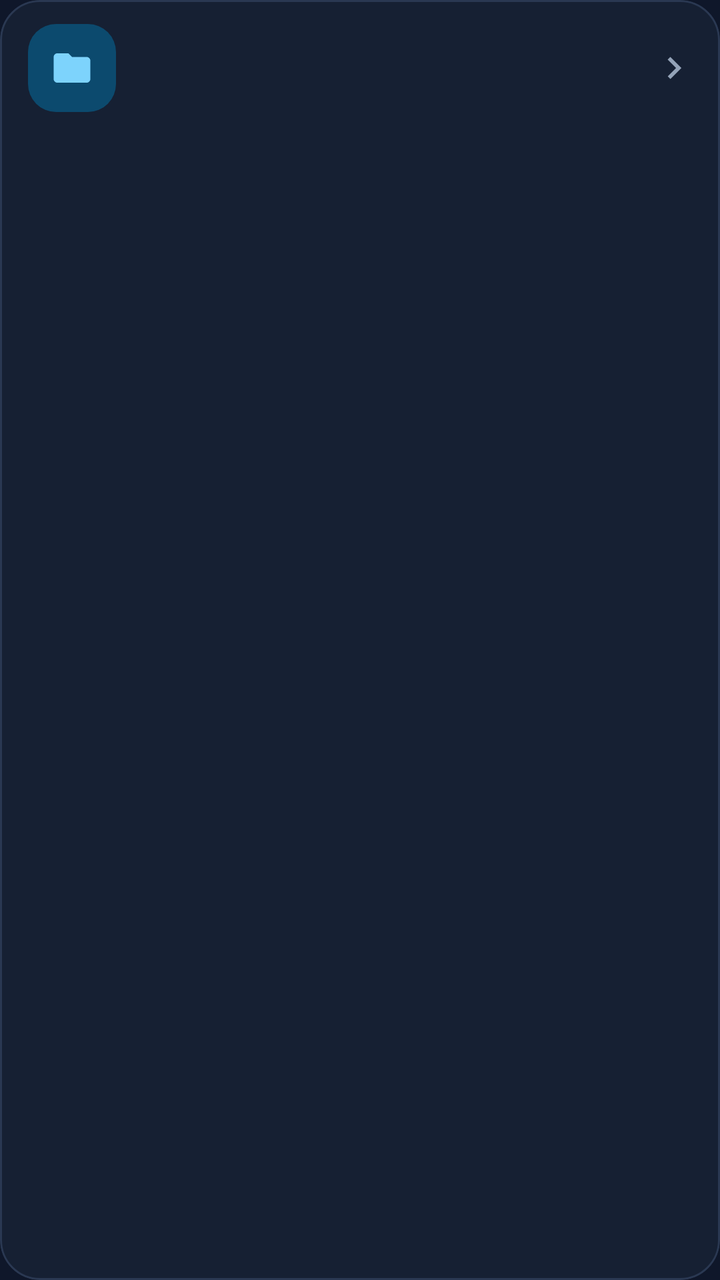
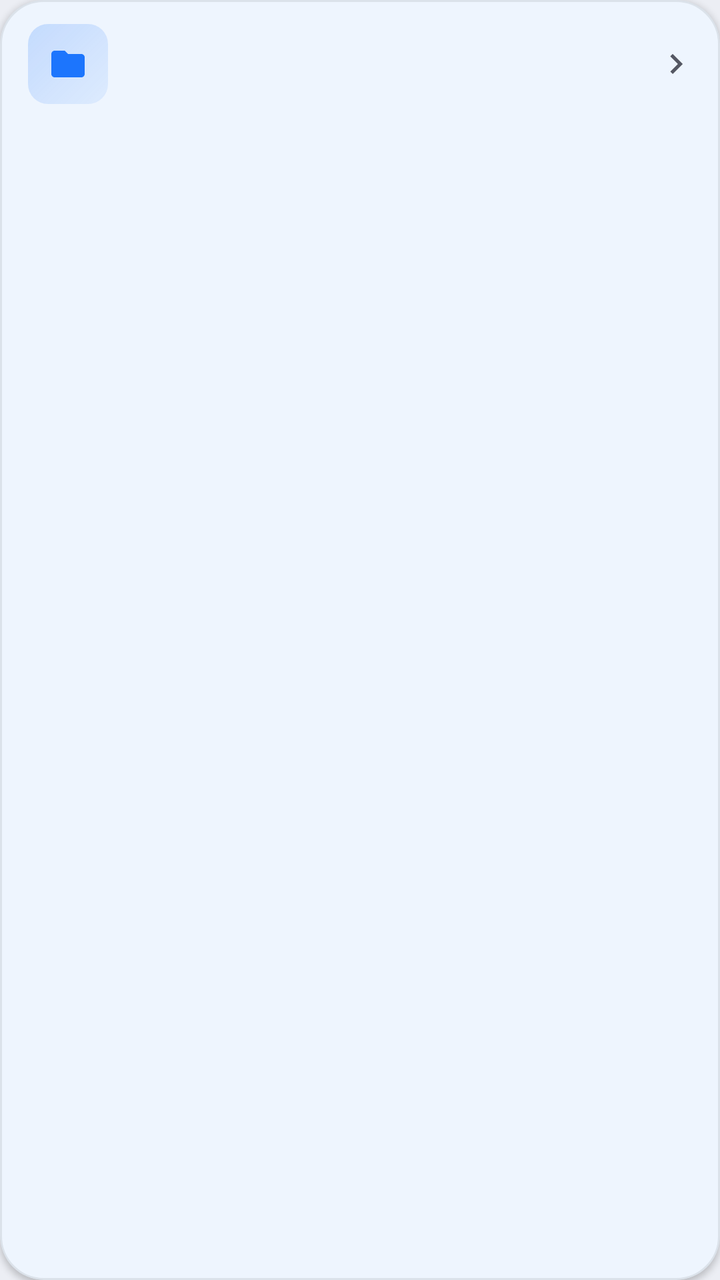

The first picture is an Android layout as it rendered before a commit; the second is the same layout after the commit. The layout source and the unified diff follow.
<!-- AndroidManifest.xml: application theme Theme.SDR2HDR -->
<!-- res/layout/item_folder.xml -->
<?xml version="1.0" encoding="utf-8"?>
<com.google.android.material.card.MaterialCardView xmlns:android="http://schemas.android.com/apk/res/android"
    xmlns:app="http://schemas.android.com/apk/res-auto"
    style="@style/Widget.SDR2HDR.Card"
    android:layout_width="match_parent"
    android:layout_height="wrap_content"
    android:layout_marginTop="8dp"
    android:clickable="true"
    android:focusable="true">

    <LinearLayout
        android:layout_width="match_parent"
        android:layout_height="wrap_content"
        android:gravity="center_vertical"
        android:orientation="horizontal"
        android:paddingStart="14dp"
        android:paddingTop="12dp"
        android:paddingEnd="12dp"
        android:paddingBottom="12dp">

        <FrameLayout
            android:layout_width="44dp"
            android:layout_height="44dp"
            android:background="@drawable/bg_icon_tile">

            <ImageView
                android:layout_width="22dp"
                android:layout_height="22dp"
                android:layout_gravity="center"
                android:contentDescription="@null"
                android:src="@drawable/ic_folder"
                android:tint="@color/cyan_light" />
        </FrameLayout>

        <LinearLayout
            android:layout_width="0dp"
            android:layout_height="wrap_content"
            android:layout_marginStart="14dp"
            android:layout_weight="1"
            android:orientation="vertical">

            <TextView
                android:id="@+id/text_folder"
                android:layout_width="match_parent"
                android:layout_height="wrap_content"
                android:ellipsize="end"
                android:maxLines="1"
                android:textColor="@color/white"
                android:textSize="15sp"
                android:textStyle="bold" />

            <TextView
                android:id="@+id/text_count"
                android:layout_width="match_parent"
                android:layout_height="wrap_content"
                android:layout_marginTop="2dp"
                android:textColor="@color/gray"
                android:textSize="12sp" />
        </LinearLayout>

        <ImageView
            android:layout_width="22dp"
            android:layout_height="22dp"
            android:contentDescription="@null"
            android:src="@drawable/ic_chevron_right"
            android:tint="@color/gray" />
    </LinearLayout>
</com.google.android.material.card.MaterialCardView>
<!-- resources referenced by this layout -->
<resources>
  <color name="cyan_light">#7DD3FC</color>
  <color name="gray">#94A3B8</color>
  <color name="white">#F8FAFC</color>
  <!-- drawable bg_icon_tile (drawable) -->
  <?xml version="1.0" encoding="utf-8"?>
  <shape xmlns:android="http://schemas.android.com/apk/res/android" android:shape="rectangle">
      <solid android:color="@color/primary_container" />
      <corners android:radius="14dp" />
  </shape>
  <!-- drawable ic_chevron_right (drawable) -->
  <?xml version="1.0" encoding="utf-8"?>
  <vector xmlns:android="http://schemas.android.com/apk/res/android"
      android:width="24dp"
      android:height="24dp"
      android:viewportWidth="24"
      android:viewportHeight="24">
      <path
          android:fillColor="#FFFFFFFF"
          android:pathData="M10,6L8.59,7.41 13.17,12l-4.58,4.59L10,18l6,-6z" />
  </vector>
  <!-- drawable ic_folder (drawable) -->
  <?xml version="1.0" encoding="utf-8"?>
  <vector xmlns:android="http://schemas.android.com/apk/res/android"
      android:width="24dp"
      android:height="24dp"
      android:viewportWidth="24"
      android:viewportHeight="24">
      <path
          android:fillColor="#FFFFFFFF"
          android:pathData="M10,4H4c-1.1,0 -1.99,0.9 -1.99,2L2,18c0,1.1 0.9,2 2,2h16c1.1,0 2,-0.9 2,-2V8c0,-1.1 -0.9,-2 -2,-2h-8l-2,-2z" />
  </vector>
  <style name="Widget.SDR2HDR.Card" parent="Widget.Material3.CardView.Filled">
          <item name="cardBackgroundColor">@color/card_bg</item>
          <item name="cardCornerRadius">20dp</item>
          <item name="cardElevation">0dp</item>
          <item name="strokeColor">@color/outline</item>
          <item name="strokeWidth">1dp</item>
          <item name="rippleColor">@color/ripple</item>
      </style>
  <style name="Theme.SDR2HDR" parent="Theme.Material3.Dark.NoActionBar">
          <item name="colorPrimary">@color/cyan</item>
          <item name="colorOnPrimary">@color/bg_dark</item>
          <item name="colorPrimaryContainer">@color/primary_container</item>
          <item name="colorOnPrimaryContainer">@color/cyan_light</item>
          <item name="colorSecondary">@color/yellow</item>
          <item name="colorOnSecondary">@color/bg_dark</item>
          <item name="colorSecondaryContainer">@color/primary_container</item>
          <item name="colorOnSecondaryContainer">@color/cyan_light</item>
          <item name="colorTertiary">@color/green</item>
          <item name="colorError">@color/alert</item>
          <item name="colorErrorContainer">@color/alert_container</item>
          <item name="colorOnErrorContainer">@color/alert_light</item>
          <item name="colorSurface">@color/bg_dark</item>
          <item name="colorOnSurface">@color/white</item>
          <item name="colorSurfaceVariant">@color/bg_panel</item>
          <item name="colorOnSurfaceVariant">@color/gray</item>
          <item name="colorOutline">@color/outline</item>
          <item name="colorOutlineVariant">@color/outline</item>
          <item name="android:windowBackground">@color/bg_dark</item>
          <item name="android:statusBarColor">@color/bg_dark</item>
          <item name="android:navigationBarColor">@color/bg_dark</item>
          <item name="android:textColorHint">@color/gray</item>
      </style>
  <color name="primary_container">#0C4A6E</color>
  <color name="card_bg">#162033</color>
  <color name="outline">#2A3852</color>
  <color name="ripple">#3338BDF8</color>
  <color name="cyan">#38BDF8</color>
  <color name="bg_dark">#0F172A</color>
  <color name="yellow">#FACC15</color>
  <color name="green">#4ADE80</color>
  <color name="alert">#F43F5E</color>
  <color name="alert_container">#4C1224</color>
  <color name="alert_light">#FDA4AF</color>
  <color name="bg_panel">#1E293B</color>
</resources>

<!-- the commit's change to res/layout/item_folder.xml (unified diff, before → after) -->
@@ -1,6 +1,5 @@
 <?xml version="1.0" encoding="utf-8"?>
 <com.google.android.material.card.MaterialCardView xmlns:android="http://schemas.android.com/apk/res/android"
-    xmlns:app="http://schemas.android.com/apk/res-auto"
     style="@style/Widget.SDR2HDR.Card"
     android:layout_width="match_parent"
     android:layout_height="wrap_content"
@@ -19,23 +18,23 @@
         android:paddingBottom="12dp">
 
         <FrameLayout
-            android:layout_width="44dp"
-            android:layout_height="44dp"
+            android:layout_width="40dp"
+            android:layout_height="40dp"
             android:background="@drawable/bg_icon_tile">
 
             <ImageView
-                android:layout_width="22dp"
-                android:layout_height="22dp"
+                android:layout_width="20dp"
+                android:layout_height="20dp"
                 android:layout_gravity="center"
                 android:contentDescription="@null"
                 android:src="@drawable/ic_folder"
-                android:tint="@color/cyan_light" />
+                android:tint="@color/blue" />
         </FrameLayout>
 
         <LinearLayout
             android:layout_width="0dp"
             android:layout_height="wrap_content"
-            android:layout_marginStart="14dp"
+            android:layout_marginStart="12dp"
             android:layout_weight="1"
             android:orientation="vertical">
 
@@ -44,25 +43,25 @@
                 android:layout_width="match_parent"
                 android:layout_height="wrap_content"
                 android:ellipsize="end"
+                android:fontFamily="sans-serif-medium"
                 android:maxLines="1"
-                android:textColor="@color/white"
-                android:textSize="15sp"
-                android:textStyle="bold" />
+                android:textColor="@color/text"
+                android:textSize="14sp" />
 
             <TextView
                 android:id="@+id/text_count"
+                style="@style/Text.MonoDim"
                 android:layout_width="match_parent"
                 android:layout_height="wrap_content"
                 android:layout_marginTop="2dp"
-                android:textColor="@color/gray"
-                android:textSize="12sp" />
+                android:textSize="11sp" />
         </LinearLayout>
 
         <ImageView
-            android:layout_width="22dp"
-            android:layout_height="22dp"
+            android:layout_width="20dp"
+            android:layout_height="20dp"
             android:contentDescription="@null"
             android:src="@drawable/ic_chevron_right"
-            android:tint="@color/gray" />
+            android:tint="@color/text_dim" />
     </LinearLayout>
 </com.google.android.material.card.MaterialCardView>
<!-- resource entries referenced after the edit -->
@@ -1,13 +1,17 @@
 <!-- resources referenced by this layout -->
 <resources>
-  <color name="cyan_light">#7DD3FC</color>
-  <color name="gray">#94A3B8</color>
-  <color name="white">#F8FAFC</color>
+  <color name="blue">#1C75FD</color>
+  <color name="text">#111116</color>
+  <color name="text_dim">#545763</color>
+  <color name="white">#FFFFFF</color>
   <!-- drawable bg_icon_tile (drawable) -->
   <?xml version="1.0" encoding="utf-8"?>
   <shape xmlns:android="http://schemas.android.com/apk/res/android" android:shape="rectangle">
-      <solid android:color="@color/primary_container" />
-      <corners android:radius="14dp" />
+      <gradient
+          android:angle="315"
+          android:endColor="#141C75FD"
+          android:startColor="#331C75FD" />
+      <corners android:radius="10dp" />
   </shape>
   <!-- drawable ic_chevron_right (drawable) -->
   <?xml version="1.0" encoding="utf-8"?>
@@ -31,49 +35,51 @@
           android:fillColor="#FFFFFFFF"
           android:pathData="M10,4H4c-1.1,0 -1.99,0.9 -1.99,2L2,18c0,1.1 0.9,2 2,2h16c1.1,0 2,-0.9 2,-2V8c0,-1.1 -0.9,-2 -2,-2h-8l-2,-2z" />
   </vector>
+  <style name="Text.MonoDim" parent="">
+          <item name="android:fontFamily">@font/dm_mono_regular</item>
+          <item name="android:textColor">@color/text_dim</item>
+      </style>
   <style name="Widget.SDR2HDR.Card" parent="Widget.Material3.CardView.Filled">
-          <item name="cardBackgroundColor">@color/card_bg</item>
-          <item name="cardCornerRadius">20dp</item>
-          <item name="cardElevation">0dp</item>
-          <item name="strokeColor">@color/outline</item>
+          <item name="cardBackgroundColor">@color/surface</item>
+          <item name="cardCornerRadius">22dp</item>
+          <item name="cardElevation">2dp</item>
+          <item name="strokeColor">@color/border</item>
           <item name="strokeWidth">1dp</item>
-          <item name="rippleColor">@color/ripple</item>
+          <item name="rippleColor">@color/blue_light</item>
       </style>
-  <style name="Theme.SDR2HDR" parent="Theme.Material3.Dark.NoActionBar">
-          <item name="colorPrimary">@color/cyan</item>
-          <item name="colorOnPrimary">@color/bg_dark</item>
-          <item name="colorPrimaryContainer">@color/primary_container</item>
-          <item name="colorOnPrimaryContainer">@color/cyan_light</item>
-          <item name="colorSecondary">@color/yellow</item>
-          <item name="colorOnSecondary">@color/bg_dark</item>
-          <item name="colorSecondaryContainer">@color/primary_container</item>
-          <item name="colorOnSecondaryContainer">@color/cyan_light</item>
+  <style name="Theme.SDR2HDR" parent="Theme.Material3.DayNight.NoActionBar">
+          <item name="colorPrimary">@color/blue</item>
+          <item name="colorOnPrimary">@color/white</item>
+          <item name="colorPrimaryContainer">@color/blue_light</item>
+          <item name="colorOnPrimaryContainer">@color/blue</item>
+          <item name="colorSecondary">@color/blue</item>
+          <item name="colorOnSecondary">@color/white</item>
+          <item name="colorSecondaryContainer">@color/blue_light</item>
+          <item name="colorOnSecondaryContainer">@color/blue</item>
           <item name="colorTertiary">@color/green</item>
-          <item name="colorError">@color/alert</item>
-          <item name="colorErrorContainer">@color/alert_container</item>
-          <item name="colorOnErrorContainer">@color/alert_light</item>
-          <item name="colorSurface">@color/bg_dark</item>
-          <item name="colorOnSurface">@color/white</item>
-          <item name="colorSurfaceVariant">@color/bg_panel</item>
-          <item name="colorOnSurfaceVariant">@color/gray</item>
-          <item name="colorOutline">@color/outline</item>
-          <item name="colorOutlineVariant">@color/outline</item>
-          <item name="android:windowBackground">@color/bg_dark</item>
-          <item name="android:statusBarColor">@color/bg_dark</item>
-          <item name="android:navigationBarColor">@color/bg_dark</item>
-          <item name="android:textColorHint">@color/gray</item>
+          <item name="colorError">@color/red</item>
+          <item name="colorSurface">@color/surface</item>
+          <item name="colorOnSurface">@color/text</item>
+          <item name="colorSurfaceVariant">@color/surface2</item>
+          <item name="colorOnSurfaceVariant">@color/text_dim</item>
+          <item name="colorSurfaceContainerHigh">@color/surface</item>
+          <item name="colorOutline">@color/border_md</item>
+          <item name="colorOutlineVariant">@color/border</item>
+          <item name="android:colorBackground">@color/bg</item>
+          <item name="android:windowBackground">@color/bg</item>
+          <item name="android:statusBarColor">@color/bg</item>
+          <item name="android:navigationBarColor">@color/bg</item>
+          <item name="android:windowLightStatusBar">@bool/light_bars</item>
+          <item name="android:windowLightNavigationBar">@bool/light_bars</item>
+          <item name="android:textColorHint">@color/text_dim</item>
       </style>
-  <color name="primary_container">#0C4A6E</color>
-  <color name="card_bg">#162033</color>
-  <color name="outline">#2A3852</color>
-  <color name="ripple">#3338BDF8</color>
-  <color name="cyan">#38BDF8</color>
-  <color name="bg_dark">#0F172A</color>
-  <color name="yellow">#FACC15</color>
-  <color name="green">#4ADE80</color>
-  <color name="alert">#F43F5E</color>
-  <color name="alert_container">#4C1224</color>
-  <color name="alert_light">#FDA4AF</color>
-  <color name="bg_panel">#1E293B</color>
+  <color name="surface">#FFFFFF</color>
+  <color name="border">#14000000</color>
+  <color name="blue_light">#E8F2FF</color>
+  <color name="green">#34C759</color>
+  <color name="red">#EB3741</color>
+  <color name="surface2">#F7F8FC</color>
+  <color name="border_md">#24000000</color>
+  <color name="bg">#ECEEF4</color>
 </resources>
 
